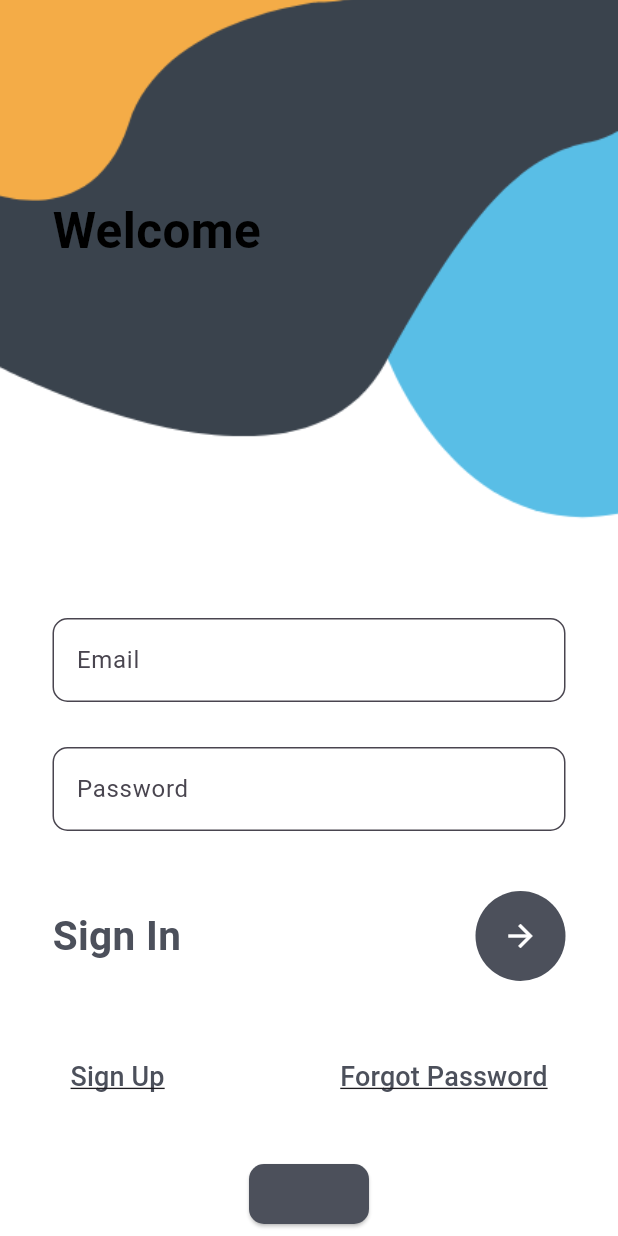
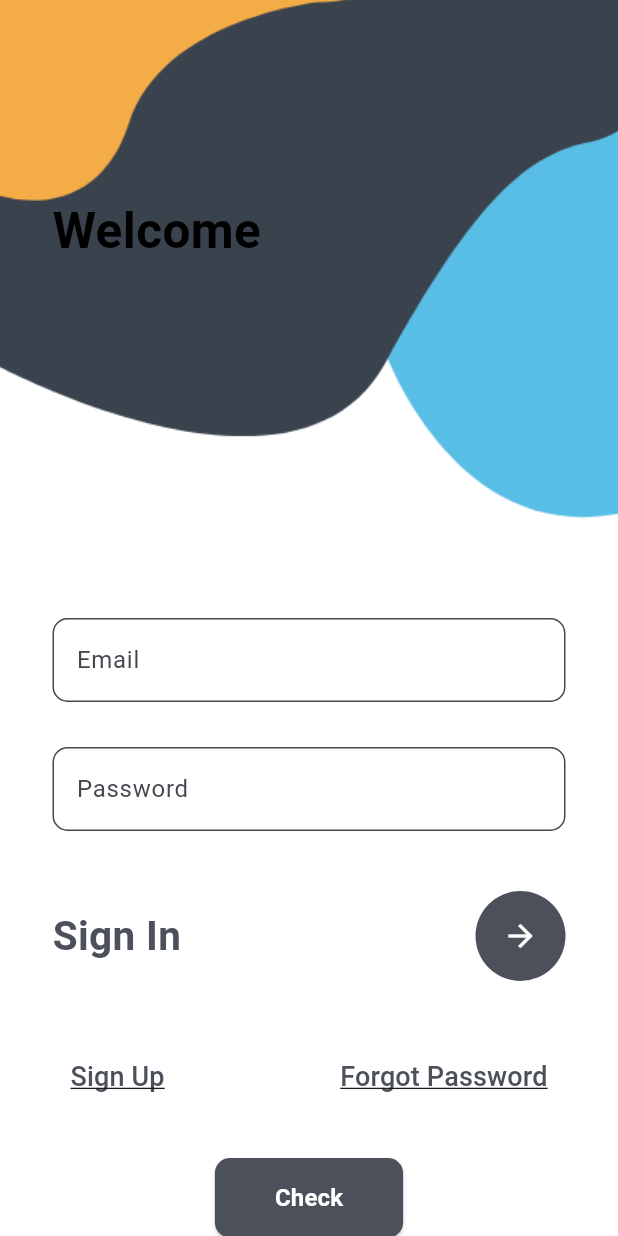
Before and after one commit to Vaibhav-Dodiya/rentHub_front, a Flutter app: the screen it shows after launch, on a phone screen of 412 x 824 dp. Run offline on Flutter 3.47's test engine with Material 3 defaults, Android fonts, the phone set to English and light mode, and no system bars; our stand-ins replace image_picker.

Commit message:
Fix ElevatedButton child parameter and update vercel.json

```diff
--- a/lib/presentation/screens/auth/login_screen.dart
+++ b/lib/presentation/screens/auth/login_screen.dart
@@ -228,14 +228,14 @@ class _MyLoginState extends State<MyLogin> {
                           vertical: 15,
                         ),
                       ),
-                      // child: const Text(
-                      //   'Check',
-                      //   style: TextStyle(
-                      //     fontSize: 16,
-                      //     fontWeight: FontWeight.bold,
-                      //     color: Colors.white,
-                      //   ),
-                      // ),
+                      child: const Text(
+                        'Check',
+                        style: TextStyle(
+                          fontSize: 16,
+                          fontWeight: FontWeight.bold,
+                          color: Colors.white,
+                        ),
+                      ),
                     ),
                   ],
                 ),
```
Also changed, not shown: vercel.json.
